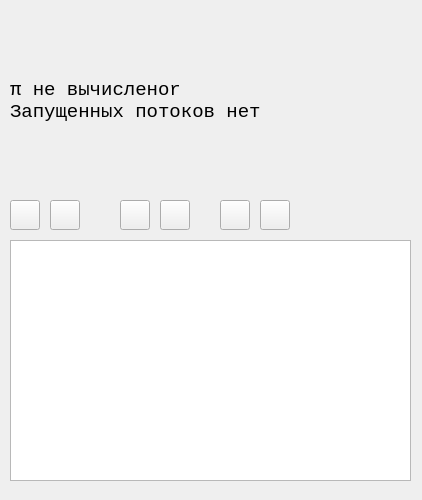
This is OSLab4/mainwindow.ui in SleepyFilya/OperatingSystemsLabs as Qt 5 draws it before an edit. The edited form follows.
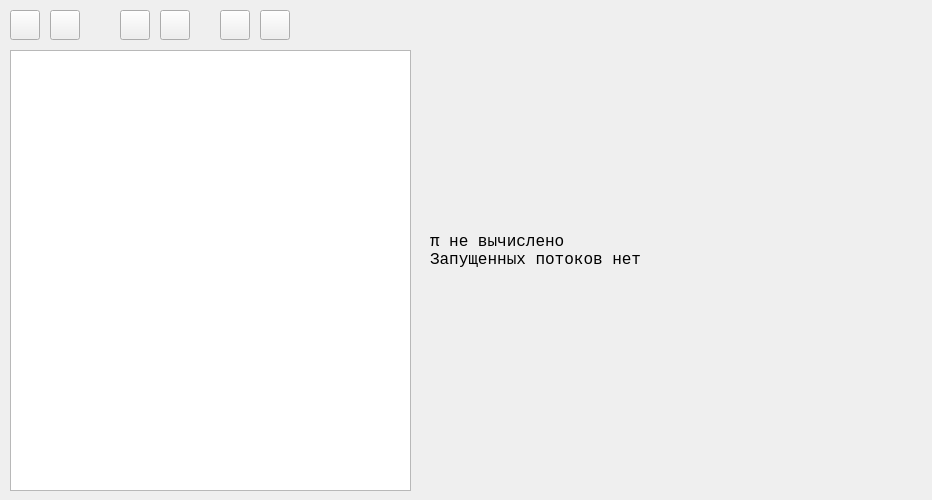
This is the edited form. Icons and pictures are not drawn.

What changed in the file:
```diff
--- a/OSLab4/mainwindow.ui
+++ b/OSLab4/mainwindow.ui
@@ -9,7 +9,7 @@
    <rect>
     <x>0</x>
     <y>0</y>
-    <width>422</width>
+    <width>932</width>
     <height>500</height>
    </rect>
   </property>
@@ -27,8 +27,8 @@
   </property>
   <property name="maximumSize">
    <size>
-    <width>422</width>
-    <height>500</height>
+    <width>1000</width>
+    <height>1000</height>
    </size>
   </property>
   <property name="windowTitle">
@@ -38,22 +38,22 @@
    <widget class="QLabel" name="controlValue">
     <property name="geometry">
      <rect>
-      <x>10</x>
+      <x>430</x>
       <y>10</y>
-      <width>401</width>
-      <height>181</height>
+      <width>491</width>
+      <height>481</height>
      </rect>
     </property>
     <property name="font">
      <font>
       <family>Consolas</family>
-      <pointsize>14</pointsize>
+      <pointsize>12</pointsize>
       <weight>50</weight>
       <bold>false</bold>
      </font>
     </property>
     <property name="text">
-     <string>π не вычисленоr
+     <string>π не вычислено
 Запущенных потоков нет</string>
     </property>
    </widget>
@@ -61,7 +61,7 @@
     <property name="geometry">
      <rect>
       <x>10</x>
-      <y>200</y>
+      <y>10</y>
       <width>30</width>
       <height>30</height>
      </rect>
@@ -96,7 +96,7 @@
     <property name="geometry">
      <rect>
       <x>50</x>
-      <y>200</y>
+      <y>10</y>
       <width>30</width>
       <height>30</height>
      </rect>
@@ -131,7 +131,7 @@
     <property name="geometry">
      <rect>
       <x>160</x>
-      <y>200</y>
+      <y>10</y>
       <width>30</width>
       <height>30</height>
      </rect>
@@ -166,7 +166,7 @@
     <property name="geometry">
      <rect>
       <x>120</x>
-      <y>200</y>
+      <y>10</y>
       <width>30</width>
       <height>30</height>
      </rect>
@@ -201,9 +201,9 @@
     <property name="geometry">
      <rect>
       <x>10</x>
-      <y>240</y>
+      <y>50</y>
       <width>401</width>
-      <height>241</height>
+      <height>441</height>
      </rect>
     </property>
    </widget>
@@ -211,7 +211,7 @@
     <property name="geometry">
      <rect>
       <x>220</x>
-      <y>200</y>
+      <y>10</y>
       <width>30</width>
       <height>30</height>
      </rect>
@@ -246,7 +246,7 @@
     <property name="geometry">
      <rect>
       <x>260</x>
-      <y>200</y>
+      <y>10</y>
       <width>30</width>
       <height>30</height>
      </rect>
```
